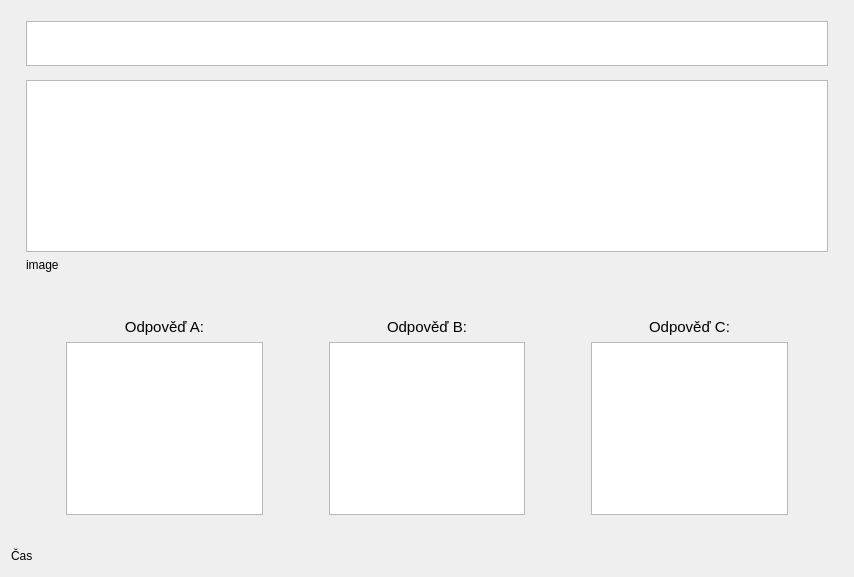
This is autoskola_eTesty/questionsdialog.ui in RxiPland/autoskola_eTesty_desktop as Qt 5 draws it before an edit. The edited form follows.
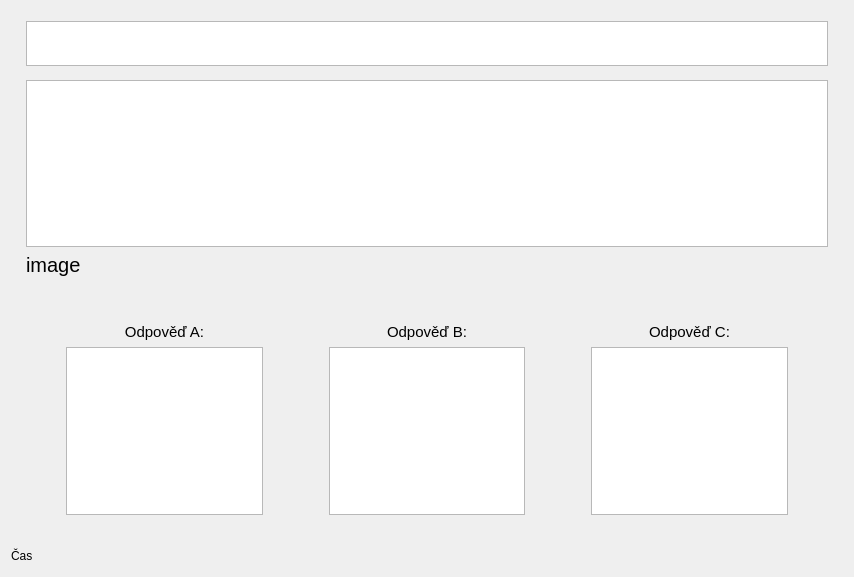
This is the edited form. Custom widgets are drawn as their Qt base class.

Commit message: changed font size

Patch:
```diff
--- a/autoskola_eTesty/questionsdialog.ui
+++ b/autoskola_eTesty/questionsdialog.ui
@@ -151,6 +151,11 @@
          </item>
          <item>
           <widget class="ClickableLabel" name="question_image">
+           <property name="font">
+            <font>
+             <pointsize>15</pointsize>
+            </font>
+           </property>
            <property name="cursor">
             <cursorShape>PointingHandCursor</cursorShape>
            </property>
```
The commit also changes 1 other file.
